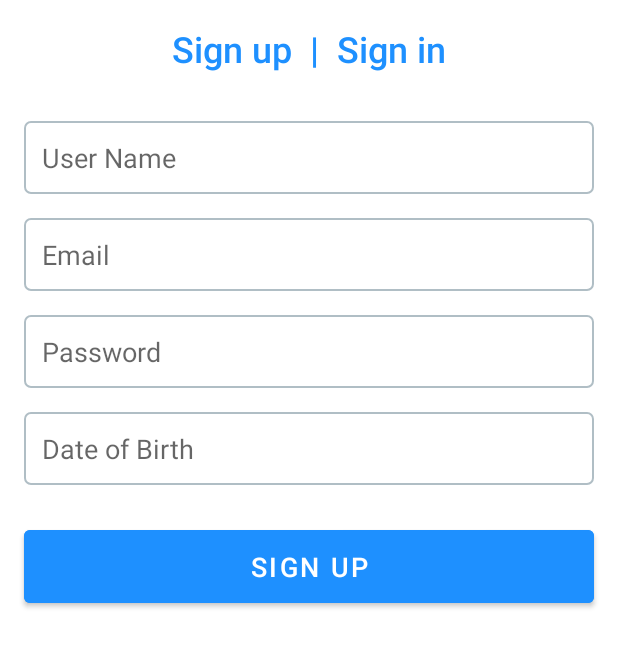
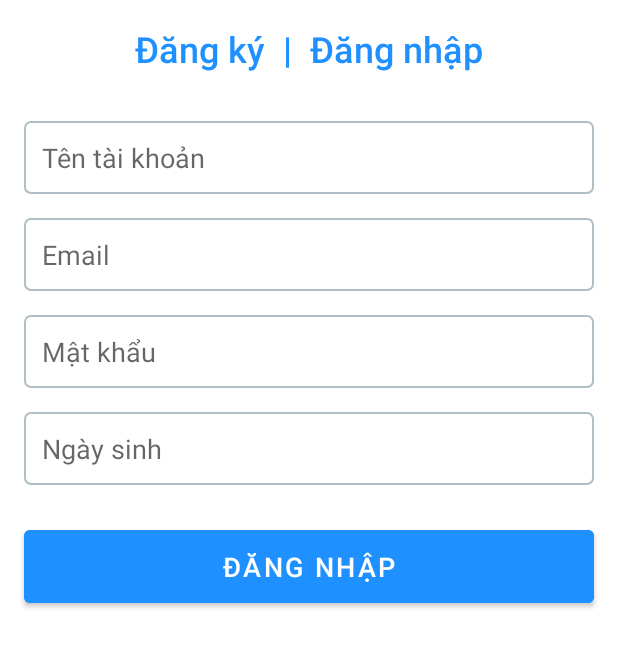
Before and after one commit to ThangDC-TLU/Android-G12-64HTTT1, an Android app: the SignUpActivity screen opened directly, with no data from a screen before it, on a phone screen of 412 x 824 dp, the part 515-1183 px from its top. Run offline under Robolectric (Android 15) with nearby library versions, the phone set to English and light mode, and no system bars; our stand-ins replace Firebase (no records; nobody signed in at launch, a user with empty details on screens opened directly).

Commit message:
fix layout

```diff
--- a/app/src/main/res/layout/activity_main.xml
+++ b/app/src/main/res/layout/activity_main.xml
@@ -25,7 +25,7 @@
         android:layout_height="59dp"
         android:layout_margin="16dp"
         android:padding="12dp"
-        android:text="Get Started"
+        android:text="Bắt đầu ngay"
         android:textColor="#1E90FF"
         android:textSize="18sp"
         android:textStyle="bold"
--- a/app/src/main/res/layout/activity_sign_up.xml
+++ b/app/src/main/res/layout/activity_sign_up.xml
@@ -26,7 +26,7 @@
         android:id="@+id/tvSignOptions"
         android:layout_width="wrap_content"
         android:layout_height="wrap_content"
-        android:text="Sign up  |  Sign in"
+        android:text="Đăng ký  |  Đăng nhập"
         android:textSize="24sp"
         android:textColor="#1E90FF"
         android:fontFamily="sans-serif-medium"
@@ -40,7 +40,7 @@
         android:id="@+id/etUserName"
         android:layout_width="0dp"
         android:layout_height="wrap_content"
-        android:hint="User Name"
+        android:hint="Tên tài khoản"
         android:textSize="18sp"
         android:fontFamily="sans-serif"
         android:inputType="textPersonName"
@@ -76,7 +76,7 @@
         android:id="@+id/etPassword"
         android:layout_width="0dp"
         android:layout_height="wrap_content"
-        android:hint="Password"
+        android:hint="Mật khẩu"
         android:textSize="18sp"
         android:fontFamily="sans-serif"
         android:inputType="textPassword"
@@ -94,7 +94,7 @@
         android:id="@+id/etDob"
         android:layout_width="0dp"
         android:layout_height="wrap_content"
-        android:hint="Date of Birth"
+        android:hint="Ngày sinh"
         android:textSize="18sp"
         android:fontFamily="sans-serif"
         android:padding="12dp"
@@ -114,7 +114,7 @@
         android:id="@+id/btnSignUp"
         android:layout_width="0dp"
         android:layout_height="wrap_content"
-        android:text="Sign up"
+        android:text="Đăng nhập"
         android:textSize="18sp"
         android:textColor="#FFFFFF"
         android:backgroundTint="#1E90FF"
```
Also changed, not shown: app/src/main/res/layout/activity_login.xml (+8 -6 lines).
